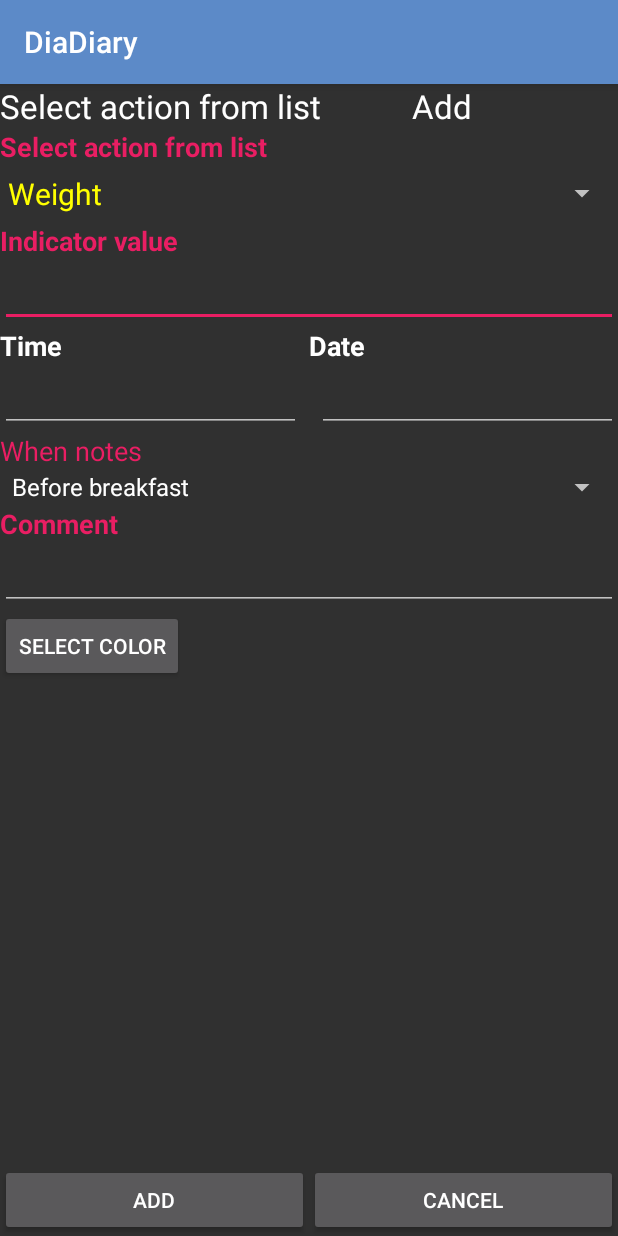
After one commit to dmvstar/diadiary, an Android app: the DiaryOtherAddActivity screen opened directly, with no data from a screen before it, on a phone screen of 412 x 824 dp. The commit adds this screen. Run offline under Robolectric (Android 15) with nearby library versions, the phone set to English and light mode, and no system bars.

Commit message:
refactoring code add additional actions activity

```diff
--- a/app/src/main/AndroidManifest.xml
+++ b/app/src/main/AndroidManifest.xml
@@ -63,6 +63,7 @@
         <activity android:name=".activity.DiaryPressureAddActivity" />
         <activity android:name=".activity.AboutActivity" />
         <activity android:name=".activity.ConfigParamsActivity" />
+        <activity android:name=".activity.DiaryOtherAddActivity" />
 
 
     </application>
--- /dev/null
+++ b/app/src/main/java/sf/net/dvstar/diadiary/activity/DiaryOtherAddActivity.java
@@ -0,0 +1,51 @@
+package sf.net.dvstar.diadiary.activity;
+
+import android.content.Context;
+import android.os.Bundle;
+import android.support.v7.app.AppCompatActivity;
+import android.view.View;
+import android.widget.ArrayAdapter;
+import android.widget.Button;
+import android.widget.Spinner;
+
+import java.util.Arrays;
+import java.util.List;
+
+import sf.net.dvstar.diadiary.R;
+
+public class DiaryOtherAddActivity extends AppCompatActivity {
+
+    private int mMode;
+    private Context mContext;
+    private Button mBtAdd;
+    private List mNotesList;
+    private Spinner mSpNotes;
+    private Spinner mSpActions;
+
+    @Override
+    protected void onCreate(Bundle savedInstanceState) {
+        super.onCreate(savedInstanceState);
+        setContentView(R.layout.diary_common_add);
+
+        mContext = this;
+        mNotesList = Arrays.asList(getResources().getStringArray(R.array.dialog_notes_list));
+        //mMode = getIntent().getExtras().getInt(CommonConstants.KEY_INTENT_EXTRA_EDIT_MODE);
+
+        mBtAdd = (Button) findViewById(R.id.bt_confirm);
+        mSpNotes = (Spinner) findViewById(R.id.sp_notes);
+        mSpActions = (Spinner) findViewById(R.id.sp_actions_additional);
+
+        String list[] = getResources().getStringArray(R.array.actions_additional_list);
+        ArrayAdapter<String> adapter = new ArrayAdapter<String>(this, R.layout.spinner_item,list);
+        mSpActions.setAdapter(adapter);
+
+    }
+
+    public void cancel(View view) {
+        finish();
+    }
+
+    public void confirm(View view) {
+        finish();
+    }
+}
--- a/app/src/main/res/layout/diary_common_add.xml
+++ b/app/src/main/res/layout/diary_common_add.xml
@@ -57,7 +57,7 @@
                 style="@android:style/TextAppearance.Medium"
                 android:layout_width="match_parent"
                 android:layout_height="wrap_content"
-                android:text="@string/insulin_label_dose"
+                android:text="@string/label_other_value"
                 android:textColor="@color/accent"
                 android:textStyle="bold" />
 
--- /dev/null
+++ b/app/src/main/res/layout/spinner_item.xml
@@ -0,0 +1,11 @@
+<?xml version="1.0" encoding="utf-8"?>
+
+<TextView
+    xmlns:android="http://schemas.android.com/apk/res/android"
+    android:layout_width="match_parent"
+    android:layout_height="wrap_content"
+    android:textSize="20sp"
+    android:gravity="left"
+    android:textColor="#FFff00"
+    android:padding="5dip"
+    />
--- a/app/src/main/res/values/colors.xml
+++ b/app/src/main/res/values/colors.xml
@@ -12,12 +12,14 @@
     <color name="primary_lbrown">#e6c29f</color>
     <color name="primary_lgray">#adad00</color>
     <color name="primary_dark">#0072BB</color>
-    <color name="ripple">#F06292</color>#0072BB
+    <color name="ripple">#F06292</color>
     <color name="accent">#E91E63</color>
     <color name="accent_pressed">#C2185B</color>
 
 
     <color name="fabButtonNormal">#e9fff9</color>
+    <color name="fabButtonOther">#eeeef9</color>
+    <color name="fabButtonBlood">#F062ff</color>
 
     <color name="fabButtonPressed">#f3dfcd</color>
 
--- a/app/src/main/res/values/strings.xml
+++ b/app/src/main/res/values/strings.xml
@@ -54,7 +54,8 @@
 
     <string name="insulin_label">Insulins</string>
     <string name="menu_event_add_inject">Add inject</string>
-    <string name="menu_event_add_eating">Add eating</string>
+    <string name="menu_event_add_eating">Add meal</string>
+    <string name="menu_event_add_other">Add other</string>
     <string name="menu_event_add_action">Add action</string>
     <string name="menu_event_add_glucose">Add glucose</string>
     <string name="glucose_label_title">Glucose value:</string>
@@ -156,5 +157,6 @@
     <string name="config_settings_label">Global params</string>
     <string name="config_global_theme">Theme</string>
     <string name="common_actions_label">Select action from list</string>
+    <string name="label_other_value">Indicator value</string>
 
 </resources>
```
Also changed, not shown: app/src/main/java/sf/net/dvstar/diadiary/activity/DiaryActionsActivity.java (+16 -1 lines), app/src/main/res/layout/activity_diary_action.xml (+10 -1 lines), app/src/main/res/drawable-hdpi/menu_pencil.png (added), app/src/main/res/drawable-mdpi/menu_pencil.png (added), app/src/main/res/drawable-xhdpi/menu_pencil.png (added), app/src/main/res/drawable-xxhdpi/menu_pencil.png (added), app/src/main/res/drawable-xxxhdpi/menu_pencil.png (added), 1 other file.
